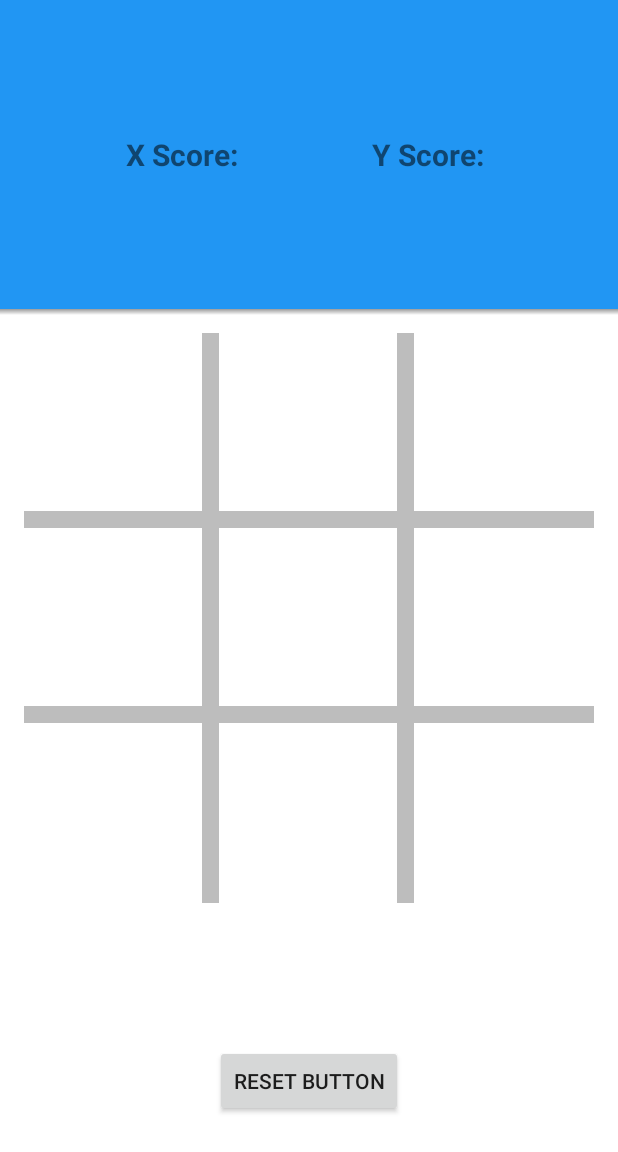
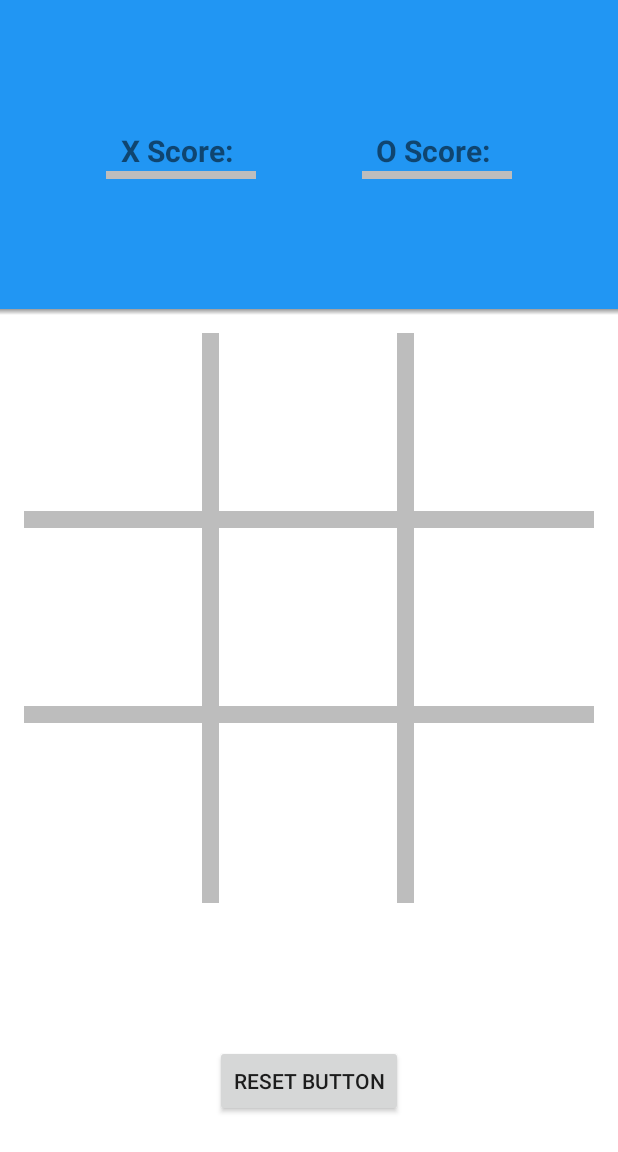
Before and after one commit to evanfaler/TicTacToe, an Android app: the screen it shows after launch (TicTacToe_Activity), on a phone screen of 412 x 824 dp. Shown: the top 1152 px of the screen. Run offline under Robolectric (Android 15) with nearby library versions, the phone set to English and light mode, and no system bars.

Commit message:
Reset now changes first play to always X

```diff
--- a/app/src/main/java/com/dualranger/tictactoe/GameBoard_Fragment.java
+++ b/app/src/main/java/com/dualranger/tictactoe/GameBoard_Fragment.java
@@ -184,6 +184,7 @@ public class GameBoard_Fragment extends Fragment implements View.OnClickListener
             space.setPlayer(2);
             space.setPlayable(true);
             space.invalidate();
+            alternateShape = 1;
         }
     }
 
--- a/app/src/main/res/layout/top_area_fragment.xml
+++ b/app/src/main/res/layout/top_area_fragment.xml
@@ -11,6 +11,12 @@
         android:layout_height="match_parent"
         android:layout_weight="10" />
 
+    <LinearLayout
+        android:layout_width="wrap_content"
+        android:layout_height="match_parent"
+        android:orientation="vertical"
+        android:gravity="center">
+
         <TextView
             android:id="@+id/x_score_marker"
             android:layout_width="wrap_content"
@@ -19,18 +25,38 @@
             android:textStyle="bold"
             android:textSize="20sp"/>
 
+        <View
+            android:layout_width="100dp"
+            android:layout_height="5dp"
+            android:background="@color/boardLines"/>
+
+    </LinearLayout>
+
     <Space
         android:layout_width="0dp"
         android:layout_height="match_parent"
         android:layout_weight="10" />
 
+    <LinearLayout
+        android:layout_width="wrap_content"
+        android:layout_height="match_parent"
+        android:orientation="vertical"
+        android:gravity="center">
+
         <TextView
             android:id="@+id/o_score_marker"
             android:layout_width="wrap_content"
             android:layout_height="wrap_content"
-        android:text="Y Score: "
+            android:text="O Score: "
             android:textStyle="bold"
             android:textSize="20sp"/>
+
+        <View
+            android:layout_width="100dp"
+            android:layout_height="5dp"
+            android:background="@color/boardLines"/>
+
+    </LinearLayout>
 
     <Space
         android:layout_width="0dp"
```
Lines whose indentation alone changed are shown as unchanged.
